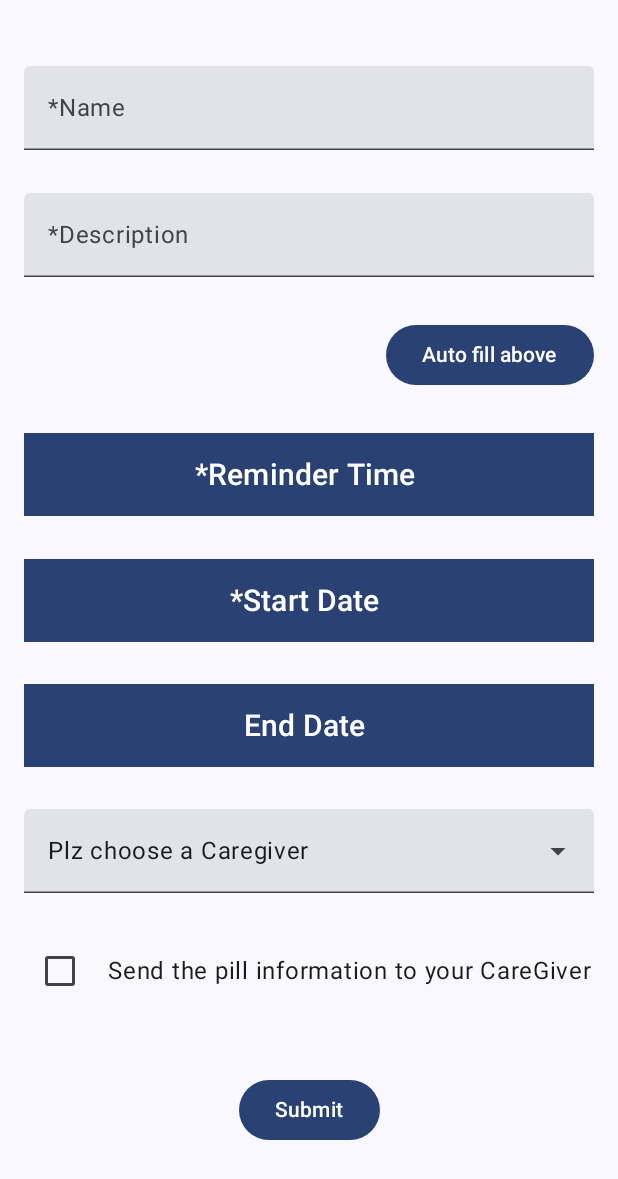
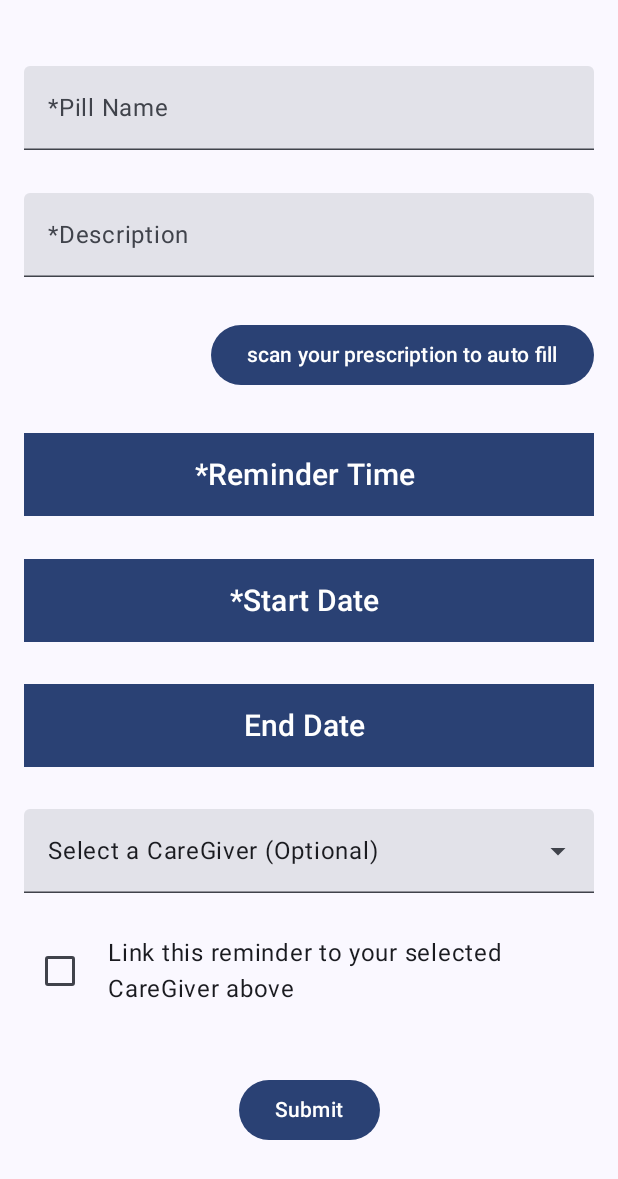
Before and after one commit to ArthurChen189/PillMaster, an Android app built with Jetpack Compose: the PillAddPageScreen screen opened through its navigation route, on a phone screen of 412 x 824 dp. Shown: the top 1179 px of the screen. Run offline under Robolectric (Android 15) with nearby library versions, the phone set to English and light mode, and no system bars; our stand-ins replace Dagger/Hilt's generated code; libraries missing offline, so code that uses them is left out: com.auth0.android; 1 statement that could not run was skipped.

Commit message:
Task#scanningfeature (#10)
* bacis scan feature

* finish basic auto-fill feature

* imporve ui

```diff
--- a/app/src/main/java/com/ece452/pillmaster/MainActivity.kt
+++ b/app/src/main/java/com/ece452/pillmaster/MainActivity.kt
@@ -1,5 +1,6 @@
 package com.ece452.pillmaster
 
+import android.content.Context
 import android.os.Bundle
 import androidx.activity.ComponentActivity
 import androidx.activity.compose.setContent
@@ -34,7 +35,7 @@ class MainActivity : ComponentActivity() {
 
         setContent {
             PillMasterTheme {
-                PillMasterApp(loginViewModel)
+                PillMasterApp(loginViewModel,this@MainActivity)
             }
         }
     }
@@ -42,7 +43,7 @@ class MainActivity : ComponentActivity() {
 
 @OptIn(ExperimentalMaterial3Api::class)
 @Composable
-fun PillMasterApp(loginViewModel: LoginViewModel) {
+fun PillMasterApp(loginViewModel: LoginViewModel,context: Context) {
     // Inflate the reminder screen as an example for now.
     // TODO - This reminder screen is an example.
     // ReminderScreen()
@@ -54,7 +55,8 @@ fun PillMasterApp(loginViewModel: LoginViewModel) {
         PillMasterNavHost(
             navController = navController,
             modifier = Modifier.padding(innerPadding),
-            loginViewModel = loginViewModel
+            loginViewModel = loginViewModel,
+            context = context
         )
     }
 }
--- a/app/src/main/java/com/ece452/pillmaster/PillMasterNavHost.kt
+++ b/app/src/main/java/com/ece452/pillmaster/PillMasterNavHost.kt
@@ -1,5 +1,7 @@
 package com.ece452.pillmaster
 
+import com.ece452.pillmaster.screen.carereceiver.AutoFillEntry
+import android.content.Context
 import androidx.compose.runtime.Composable
 import androidx.compose.ui.Modifier
 import androidx.navigation.NavGraph.Companion.findStartDestination
@@ -18,7 +20,8 @@ import com.ece452.pillmaster.viewmodel.LoginViewModel
 fun PillMasterNavHost(
     navController: NavHostController,
     modifier: Modifier = Modifier,
-    loginViewModel: LoginViewModel
+    loginViewModel: LoginViewModel,
+    context: Context
 ) {
     NavHost(
         navController = navController,
@@ -40,8 +43,12 @@ fun PillMasterNavHost(
         composable(NavigationPath.CARE_GIVER_HOMEPAGE.route) {
             CareGiverHomeScreen()
         }
-        composable(NavigationPath.PILL_ADD_PAGE.route) {
-            PillAddPageScreen(navController = navController)
+        composable(NavigationPath.PILL_ADD_PAGE.route) { entry ->
+            PillAddPageScreen(navController = navController, entry)
+        }
+        composable(NavigationPath.CAMERA_HOMEPAGE.route) {
+
+            AutoFillEntry(navController = navController, context = context)
         }
     }
 }
--- a/app/src/main/java/com/ece452/pillmaster/screen/carereceiver/PillAddPageScreen.kt
+++ b/app/src/main/java/com/ece452/pillmaster/screen/carereceiver/PillAddPageScreen.kt
@@ -16,10 +16,10 @@ import androidx.compose.material3.TextField
 import androidx.compose.runtime.*
 import androidx.compose.ui.Alignment
 import androidx.compose.ui.Modifier
-import androidx.compose.ui.modifier.modifierLocalConsumer
 import androidx.compose.ui.platform.LocalContext
 import androidx.compose.ui.unit.dp
 import androidx.compose.ui.unit.sp
+import androidx.navigation.NavBackStackEntry
 import androidx.navigation.NavController
 import com.ece452.pillmaster.utils.NavigationPath
 import com.ece452.pillmaster.viewmodel.PillAddPageViewModel
@@ -29,17 +29,18 @@ import java.util.Date
 @OptIn(ExperimentalMaterial3Api::class)
 @Composable
 fun PillAddPageScreen(
-    navController: NavController
+    navController: NavController,
+    entry: NavBackStackEntry
 ) {
     var pillName by remember { mutableStateOf("") }
-    var direction by remember { mutableStateOf("") }
     var reminderTime by remember { mutableStateOf("") }
     var startDate by remember { mutableStateOf("") }
     var endDate by remember { mutableStateOf("") }
     var selectedOption by remember { mutableStateOf("None") }
     var isChecked by remember { mutableStateOf(false) }
     val context = LocalContext.current
-
+    val savedStateHandle = navController.currentBackStackEntry?.savedStateHandle
+   var description by remember { mutableStateOf(savedStateHandle?.get<String>("description") ?: "") }
 
     Column(
         modifier = Modifier
@@ -50,14 +51,13 @@ fun PillAddPageScreen(
         TextField(
             value = pillName,
             onValueChange = { pillName = it },
-            label = { Text("*Name") },
+            label = { Text("*Pill Name") },
             modifier = Modifier.fillMaxWidth()
         )
 
-
         TextField(
-            value = direction,
-            onValueChange = { direction = it },
+            value = description,
+            onValueChange = { description = it },
             label = { Text("*Description") },
             modifier = Modifier.fillMaxWidth()
         )
@@ -69,9 +69,10 @@ fun PillAddPageScreen(
             Button(
                 onClick = {
                     // auto fill
+                    navController.navigate(NavigationPath.CAMERA_HOMEPAGE.route)
                 },
             ){
-                Text(text = "Auto fill above")
+                Text(text = "scan your prescription to auto fill")
             }
         }
 
@@ -110,21 +111,21 @@ fun PillAddPageScreen(
                 onCheckedChange = { isChecked = it },
                 modifier = Modifier.padding(end = 8.dp)
             )
-            Text(text = "Send the pill information to your CareGiver")
+            Text(text = "Link this reminder to your selected CareGiver above")
         }
 
         Button(
             onClick = {
                 if (pillName.isNotEmpty() &&
-                    direction.isNotEmpty() &&
+                    description.isNotEmpty() &&
                     startDate.isNotEmpty()
                 ) {
                     // All required fields are filled
                     // submit the input data here
-                    PillAddPageViewModel().newPillSubmit(pillName,direction, reminderTime, startDate, endDate, selectedOption, isChecked)
+                    PillAddPageViewModel().newPillSubmit(pillName,description, reminderTime, startDate, endDate, selectedOption, isChecked)
                     navController.navigate(NavigationPath.CARE_RECEIVER_HOMEPAGE.route)
                 } else {
-                    Toast.makeText(context, "fill every *input", Toast.LENGTH_SHORT).show()
+                    Toast.makeText(context, "Please fill all required fields", Toast.LENGTH_SHORT).show()
                 }
             },
             modifier = Modifier
@@ -155,11 +156,10 @@ fun CareGiverDropdownMenu(
                 expanded = !expanded
             },
 
-
         ) {
             TextField(
                 value = if(selectedText == "None"){
-                    "Plz choose a Caregiver"
+                    "Select a CareGiver (Optional)"
                 }else{
                     selectedText
                 },
@@ -169,7 +169,6 @@ fun CareGiverDropdownMenu(
                 modifier = Modifier
                     .menuAnchor()
                     .fillMaxWidth()
-
             )
 
             ExposedDropdownMenu(
--- a/app/src/main/java/com/ece452/pillmaster/utils/NavigationPath.kt
+++ b/app/src/main/java/com/ece452/pillmaster/utils/NavigationPath.kt
@@ -6,5 +6,6 @@ enum class NavigationPath(val route: String) {
     HOMEPAGE_TEST("homepage_test"),
     CARE_RECEIVER_HOMEPAGE("care_receiver_homepage"),
     CARE_GIVER_HOMEPAGE("care_giver_homepage"),
-    PILL_ADD_PAGE("pill_add_page")
+    PILL_ADD_PAGE("pill_add_page"),
+    CAMERA_HOMEPAGE("camera_homepage"),
 }
--- a/build.gradle
+++ b/build.gradle
@@ -11,6 +11,7 @@ buildscript {
         classpath "com.android.tools.build:gradle:7.3.1"
         classpath "org.jetbrains.kotlin:kotlin-gradle-plugin:1.7.20"
         classpath "com.google.dagger:hilt-android-gradle-plugin:2.44"
+        classpath 'com.google.gms:google-services:4.3.10'
 
         // NOTE: Do not place your application dependencies here; they belong
         // in the individual module build.gradle files
```
Also changed, not shown: app/build.gradle (+12 -0 lines), app/src/main/AndroidManifest.xml (+11 -1 lines), app/src/main/java/com/ece452/pillmaster/screen/carereceiver/AutoFillEntry.kt (added, +21 -0 lines), app/src/main/java/com/ece452/pillmaster/screen/carereceiver/ScanPhotoScreen.kt (added, +203 -0 lines), app/src/main/res/drawable/camera.png (added).
